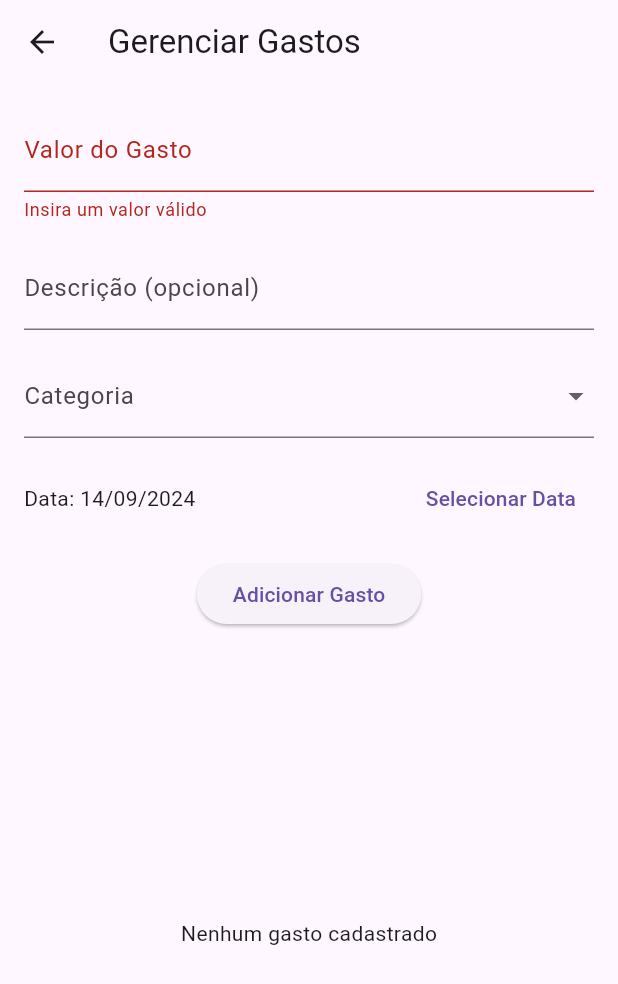
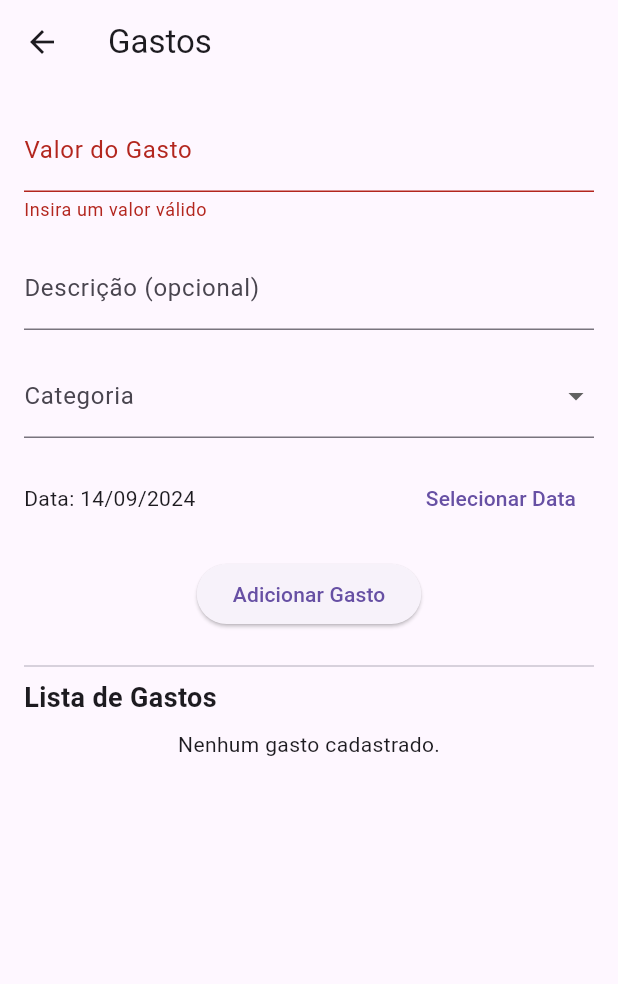
Before and after one commit to Redoze/ESSI3-2024.1, a Flutter app: the GastosPage screen opened by its route, after a tap on "Adicionar Gasto", on a phone screen of 412 x 824 dp. Shown: the top 984 px of the screen. Run offline on Flutter 3.47's test engine with Material 3 defaults, Android fonts, the phone set to English and light mode, and no system bars.

Commit message:
Add files via upload

```diff
--- a/lib/pages/gastos_page.dart
+++ b/lib/pages/gastos_page.dart
@@ -1,7 +1,6 @@
 import 'package:flutter/material.dart';
 import 'package:intl/intl.dart';
-import 'package:shared_preferences/shared_preferences.dart'; // Para persistência local (opcional)
-import 'dart:convert'; // Para converter a lista em JSON
+import '../services/gastos_service.dart'; // Importa o serviço de gastos
 
 class GastosPage extends StatefulWidget {
   @override
@@ -25,90 +24,35 @@ class _GastosPageState extends State<GastosPage> {
     _carregarGastos(); // Carrega os gastos ao iniciar a página
   }
 
-  // Função para carregar os gastos do SharedPreferences
+  // Função para carregar os gastos usando o GastosService
   void _carregarGastos() async {
-    SharedPreferences prefs = await SharedPreferences.getInstance();
-    String? gastosString = prefs.getString('gastos');
-    if (gastosString != null) {
+    List<Map<String, dynamic>> dados = await GastosService.carregarGastos();
     setState(() {
-        gastos = List<Map<String, dynamic>>.from(json.decode(gastosString));
+      gastos = dados;
     });
+  }
+
+  // Função para adicionar um gasto
+  void _adicionarGasto() async {
+    if (_formKey.currentState!.validate()) {
+      final novoGasto = {
+        'value': double.parse(_valorController.text),  // Padronizado como 'value'
+        'description': _descricaoController.text,
+        'category': _categoriaSelecionada ?? 'Outros',
+        'date': _dataSelecionada.toIso8601String(),
+      };
+
+      await GastosService.adicionarGasto(novoGasto);
+
+      _carregarGastos(); // Recarrega a lista de gastos
+      _limparCampos(); // Limpa os campos após adicionar
+      ScaffoldMessenger.of(context).showSnackBar(
+        SnackBar(content: Text('Gasto adicionado com sucesso!')),
+      );
     }
   }
 
-  // Função para salvar os gastos no SharedPreferences
-  void _salvarGastos() async {
-    SharedPreferences prefs = await SharedPreferences.getInstance();
-    prefs.setString('gastos', json.encode(gastos));
-  }
-
-  // Função para adicionar um gasto
-  void _adicionarGasto() {
-    if (_formKey.currentState!.validate()) {
-      final novoGasto = {
-        'valor': double.parse(_valorController.text),
-        'descricao': _descricaoController.text,
-        'categoria': _categoriaSelecionada ?? 'Outros',
-        'data': _dataSelecionada,
-      };
-
-      setState(() {
-        gastos.add(novoGasto);
-        _salvarGastos(); // Salva a lista atualizada
-      });
-
-      _limparCampos(); // Limpa o formulário após adicionar o gasto
-    }
-  }
-
-  // Função para editar um gasto
-  void _editarGasto(int index) {
-    final gasto = gastos[index];
-    _valorController.text = gasto['valor'].toString();
-    _descricaoController.text = gasto['descricao'];
-    _categoriaSelecionada = gasto['categoria'];
-    _dataSelecionada = gasto['data'];
-
-    showDialog(
-      context: context,
-      builder: (BuildContext context) {
-        return AlertDialog(
-          title: Text('Editar Gasto'),
-          content: _buildForm(),
-          actions: [
-            ElevatedButton(
-              onPressed: () {
-                if (_formKey.currentState!.validate()) {
-                  setState(() {
-                    gastos[index] = {
-                      'valor': double.parse(_valorController.text),
-                      'descricao': _descricaoController.text,
-                      'categoria': _categoriaSelecionada ?? 'Outros',
-                      'data': _dataSelecionada,
-                    };
-                    _salvarGastos(); // Salva a lista atualizada
-                  });
-                  Navigator.pop(context);
-                  _limparCampos();
-                }
-              },
-              child: Text('Salvar'),
-            ),
-          ],
-        );
-      },
-    );
-  }
-
-  // Função para excluir um gasto
-  void _excluirGasto(int index) {
-    setState(() {
-      gastos.removeAt(index);
-      _salvarGastos(); // Salva a lista atualizada
-    });
-  }
-
-  // Função para limpar os campos após adicionar/editar
+  // Função para limpar os campos após adicionar
   void _limparCampos() {
     _valorController.clear();
     _descricaoController.clear();
@@ -131,10 +75,11 @@ class _GastosPageState extends State<GastosPage> {
     }
   }
 
-  // Formulário para adicionar ou editar gastos
+  // Formulário de adicionar gastos
   Widget _buildForm() {
-    return Column(
-      mainAxisSize: MainAxisSize.min,
+    return Form(
+      key: _formKey,
+      child: Column(
         children: <Widget>[
           TextFormField(
             controller: _valorController,
@@ -180,59 +125,58 @@ class _GastosPageState extends State<GastosPage> {
               ),
             ],
           ),
+          SizedBox(height: 16),
+          ElevatedButton(
+            onPressed: _adicionarGasto,
+            child: Text('Adicionar Gasto'),
+          ),
         ],
+      ),
     );
+  }
+
+  // Lista de gastos
+  Widget _buildListaGastos() {
+    if (gastos.isEmpty) {
+      return Center(
+        child: Text('Nenhum gasto cadastrado.'),
+      );
+    } else {
+      return ListView.builder(
+        shrinkWrap: true,
+        itemCount: gastos.length,
+        itemBuilder: (context, index) {
+          final gasto = gastos[index];
+          return ListTile(
+            title: Text(gasto['category']),
+            subtitle: Text(
+                'Valor: R\$ ${gasto['value'].toStringAsFixed(2)} - Data: ${DateFormat('dd/MM/yyyy').format(DateTime.parse(gasto['date']))}'),
+          );
+        },
+      );
+    }
   }
 
   @override
   Widget build(BuildContext context) {
     return Scaffold(
       appBar: AppBar(
-        title: Text('Gerenciar Gastos'),
+        title: Text('Gastos'),
       ),
       body: Padding(
         padding: const EdgeInsets.all(16.0),
+        child: SingleChildScrollView(
           child: Column(
+            crossAxisAlignment: CrossAxisAlignment.start,
             children: <Widget>[
-            Form(
-              key: _formKey,
-              child: _buildForm(),
-            ),
+              _buildForm(),
               SizedBox(height: 16),
-            ElevatedButton(
-              onPressed: _adicionarGasto,
-              child: Text('Adicionar Gasto'),
-            ),
-            SizedBox(height: 16),
-            Expanded(
-              child: gastos.isEmpty
-                  ? Center(child: Text('Nenhum gasto cadastrado'))
-                  : ListView.builder(
-                      itemCount: gastos.length,
-                      itemBuilder: (context, index) {
-                        final gasto = gastos[index];
-                        return ListTile(
-                          title: Text(gasto['categoria']),
-                          subtitle: Text(
-                              'Valor: R\$ ${gasto['valor'].toStringAsFixed(2)} - Data: ${DateFormat('dd/MM/yyyy').format(gasto['data'])}'),
-                          trailing: Row(
-                            mainAxisSize: MainAxisSize.min,
-                            children: <Widget>[
-                              IconButton(
-                                icon: Icon(Icons.edit),
-                                onPressed: () => _editarGasto(index),
-                              ),
-                              IconButton(
-                                icon: Icon(Icons.delete),
-                                onPressed: () => _excluirGasto(index),
-                              ),
+              Divider(),
+              Text('Lista de Gastos', style: TextStyle(fontSize: 18, fontWeight: FontWeight.bold)),
+              SizedBox(height: 8),
+              _buildListaGastos(),
             ],
           ),
-                        );
-                      },
-                    ),
-            ),
-          ],
         ),
       ),
     );
```
Lines whose indentation alone changed are shown as unchanged.
